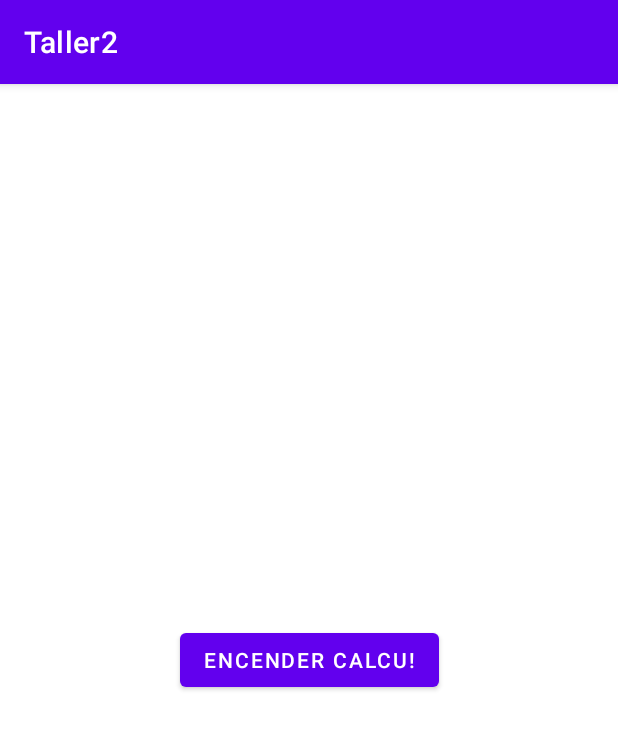
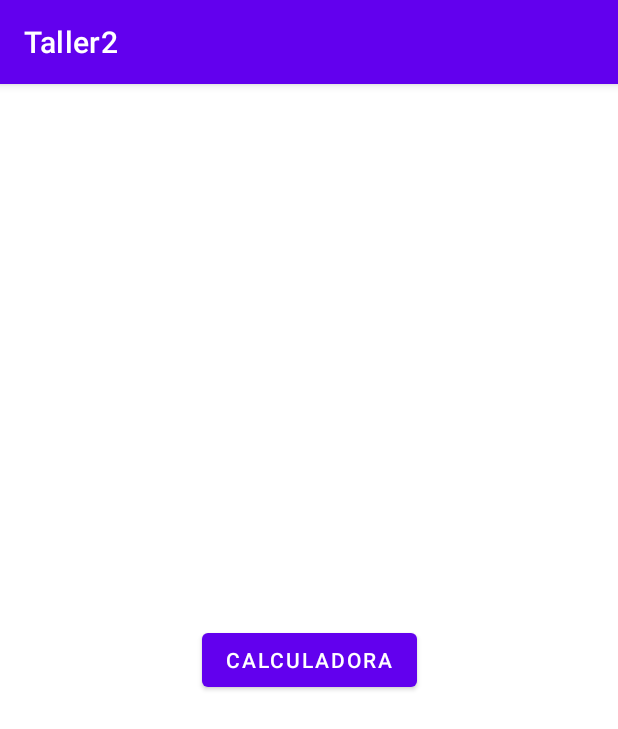
Before and after one commit to javim7/Taller2-Calculadora, an Android app: the screen it shows after launch (MainActivity), on a phone screen of 412 x 824 dp. Shown: the top 729 px of the screen. Run offline under Robolectric (Android 15) with nearby library versions, the phone set to English and light mode, and no system bars.

Commit message:
funcionalidad termianda

```diff
--- a/app/src/main/java/com/example/taller2/Calculadora.kt
+++ b/app/src/main/java/com/example/taller2/Calculadora.kt
@@ -196,6 +196,8 @@ class Calculadora : AppCompatActivity() {
                     txtResultado2.text = Resultado.toString()
             } catch (e:Exception) {
                 Log.d("Excepcion", "mensaje: " + e.message)
+                txtResultado2.text = "Error!"
+                txtResultado.text = ""
             }
 
         }
--- a/app/src/main/res/layout/activity_main.xml
+++ b/app/src/main/res/layout/activity_main.xml
@@ -10,7 +10,7 @@
         android:id="@+id/btnHello"
         android:layout_width="wrap_content"
         android:layout_height="wrap_content"
-        android:text="Encender Calcu!"
+        android:text="Calculadora"
         app:layout_constraintBottom_toBottomOf="parent"
         app:layout_constraintLeft_toLeftOf="parent"
         app:layout_constraintRight_toRightOf="parent"
```
